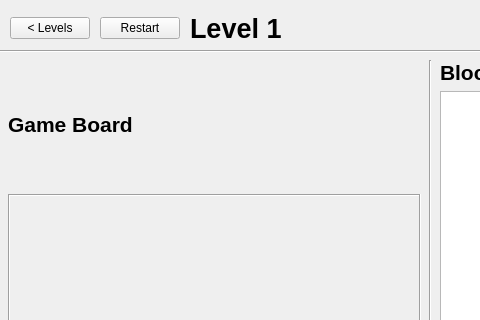
Qt form mainwindow.ui (UofU-CS3505/cs3505-CodeQuest) before a commit; both pictures show x 0 to 480 and y 0 to 320 of the 1100 by 600 pixel window.
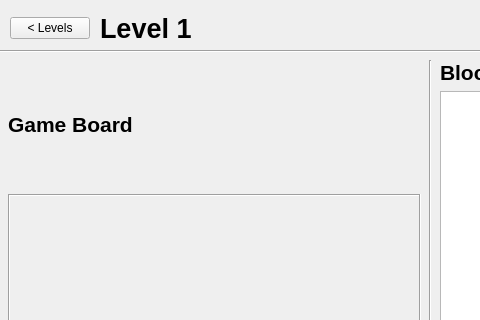
The same form after that commit. The open tabs and pages were chosen to show the change. Custom widgets are drawn as their Qt base class.

Commit message: Fix restart btn and replace original start button with resume button

```diff
--- a/mainwindow.ui
+++ b/mainwindow.ui
@@ -88,7 +88,7 @@
        </spacer>
       </item>
       <item>
-       <widget class="QPushButton" name="startButton">
+       <widget class="QPushButton" name="restartButton">
         <property name="minimumSize">
          <size>
           <width>200</width>
@@ -101,7 +101,7 @@
          </font>
         </property>
         <property name="text">
-         <string>Start Game</string>
+         <string>Start a New Game</string>
         </property>
        </widget>
       </item>
@@ -647,13 +647,6 @@
          </property>
         </widget>
        </item>
-       <item>
-        <widget class="QPushButton" name="restartButton">
-         <property name="text">
-          <string>Restart</string>
-         </property>
-        </widget>
-       </item>
        <item>
         <widget class="QLabel" name="levelTitleLabel">
          <property name="font">
```
Left out of the diff: 6 changed lines with no effect on the pictures. The commit also changes 3 other files.
